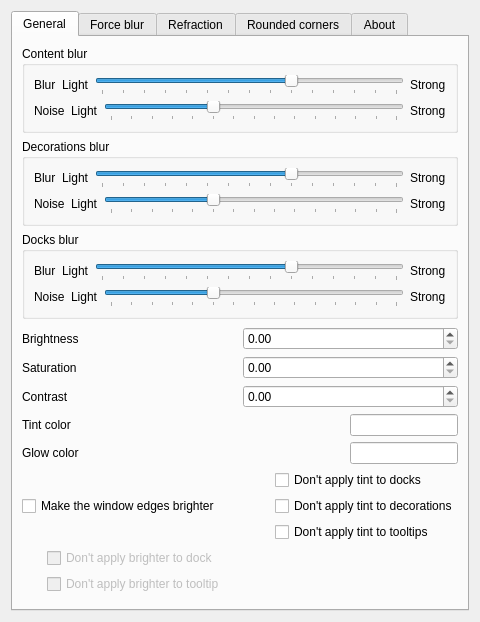
The window that src/kcm/blur_config.ui (4v3ngR/kwin-effects-glass) describes before a commit, drawn with Qt 5.
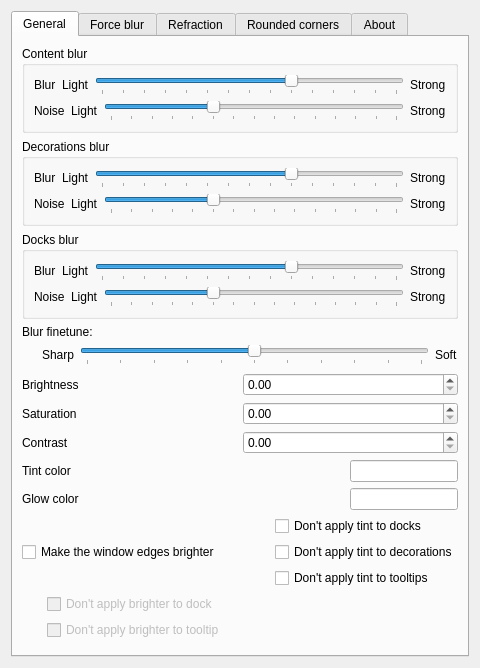
The same window after the commit. Custom widgets are drawn as their Qt base class.

Commit message: feat(blur): add finetune slider that scales sample offsets

```diff
--- a/src/kcm/blur_config.ui
+++ b/src/kcm/blur_config.ui
@@ -339,6 +339,75 @@
          </layout>
         </widget>
        </item>
+       <item>
+        <widget class="QLabel" name="labelBlurFinetuneDescription">
+         <property name="text">
+          <string>Blur finetune:</string>
+         </property>
+        </widget>
+       </item>
+       <item>
+        <layout class="QHBoxLayout" name="horizontalLayoutBlurFinetune">
+         <item>
+          <spacer name="horizontalSpacerBlurFinetune">
+           <property name="orientation">
+            <enum>Qt::Orientation::Horizontal</enum>
+           </property>
+           <property name="sizeType">
+            <enum>QSizePolicy::Policy::Fixed</enum>
+           </property>
+           <property name="sizeHint" stdset="0">
+            <size>
+             <width>20</width>
+             <height>20</height>
+            </size>
+           </property>
+          </spacer>
+         </item>
+         <item>
+          <widget class="QLabel" name="labelBlurFinetuneSharp">
+           <property name="text">
+            <string>Sharp</string>
+           </property>
+          </widget>
+         </item>
+         <item>
+          <widget class="QSlider" name="kcfg_BlurFinetune">
+           <property name="minimum">
+            <number>0</number>
+           </property>
+           <property name="maximum">
+            <number>10</number>
+           </property>
+           <property name="singleStep">
+            <number>1</number>
+           </property>
+           <property name="pageStep">
+            <number>1</number>
+           </property>
+           <property name="value">
+            <number>5</number>
+           </property>
+           <property name="orientation">
+            <enum>Qt::Orientation::Horizontal</enum>
+           </property>
+           <property name="tickPosition">
+            <enum>QSlider::TickPosition::TicksBelow</enum>
+           </property>
+           <property name="toolTip">
+            <string>Tunes both the downsample radius and the upsample blend together. Lower = tighter / sharper blur, higher = wider / softer blur.</string>
+           </property>
+          </widget>
+         </item>
+         <item>
+          <widget class="QLabel" name="labelBlurFinetuneSoft">
+           <property name="text">
+            <string>Soft</string>
+           </property>
+          </widget>
+         </item>
+        </layout>
+       </item>
        <item>
         <spacer name="verticalSpacer">
          <property name="orientation">
```
The commit also changes 5 other files.
